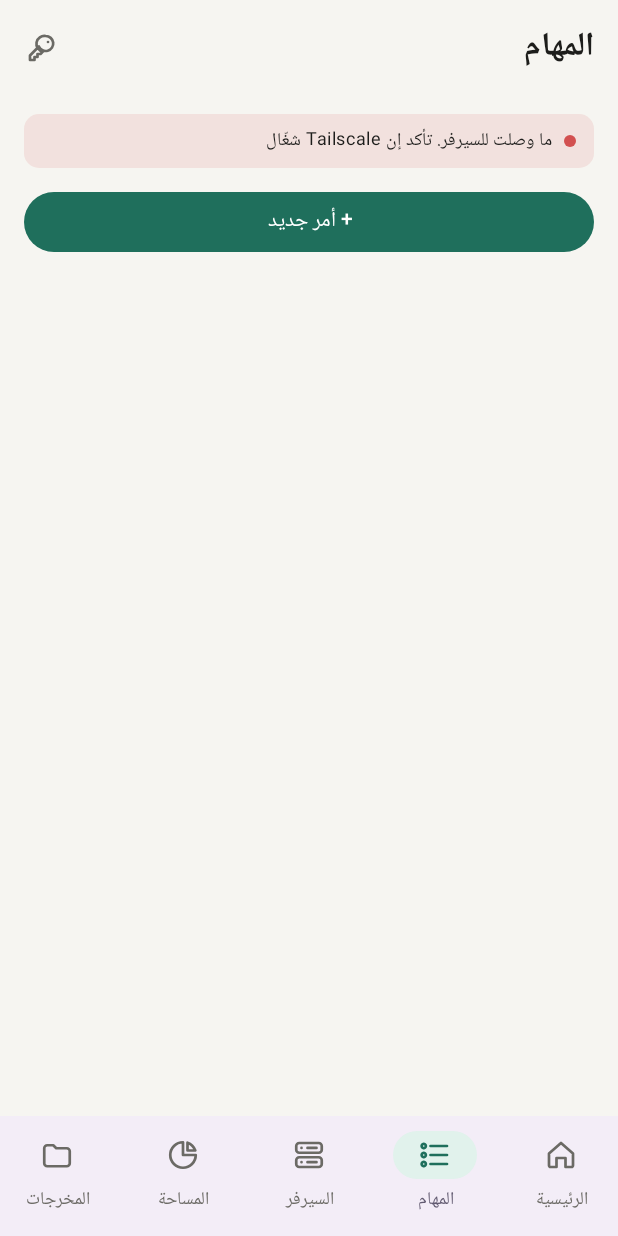
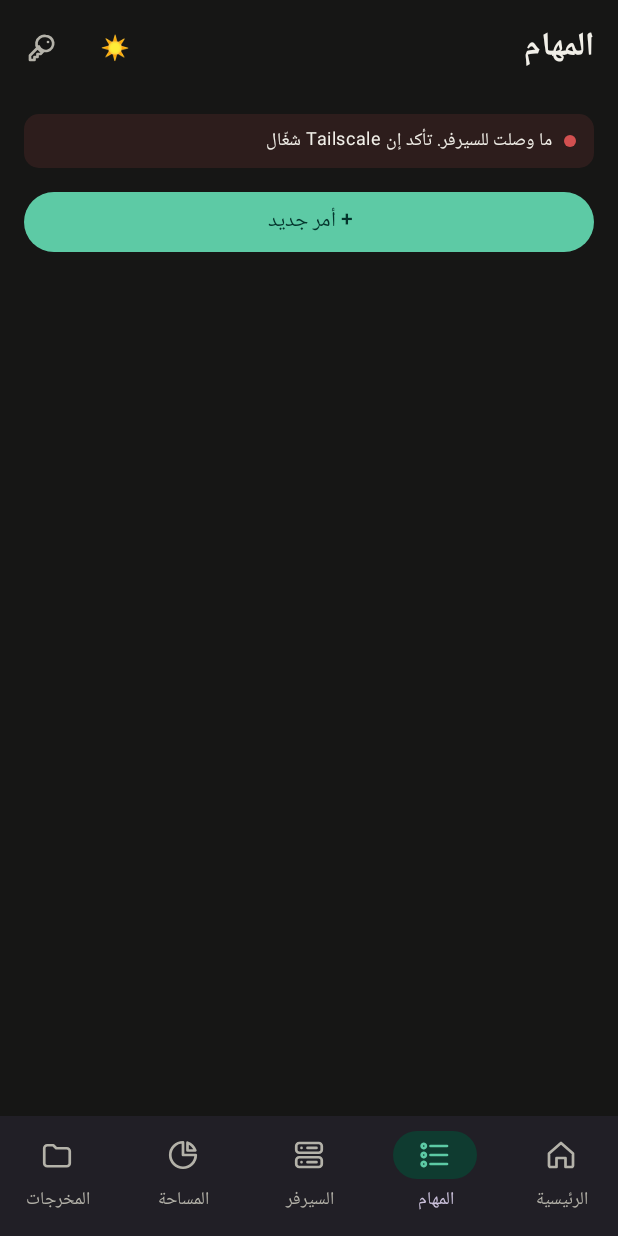
Before and after one commit to amjadoh/orch-console-android, an Android app built with Jetpack Compose: the screen it shows after launch (MainActivity), item 2 of the bottom bar chosen, on a phone screen of 412 x 824 dp. Run offline under Robolectric (Android 15) with nearby library versions, the phone set to English and light mode, and no system bars; our stand-ins replace navigation suite; pictures from the network do not load; 3 statements that could not run were skipped.

Commit message:
زر الداكن والفاتح فوق (الداكن الافتراضي ويتذكر اختيارك) مثل سيرفري القديم
Co-Authored-By: Claude Opus 5.5 <noreply@anthropic.com>

```diff
--- a/native/src/main/java/com/amjadoh/sirfari/App.kt
+++ b/native/src/main/java/com/amjadoh/sirfari/App.kt
@@ -57,7 +57,7 @@ private const val REFRESH_MS = 20_000L
  */
 @OptIn(ExperimentalMaterial3Api::class)
 @Composable
-fun SirfariApp(repo: Repo, api: Api, actions: Actions, openTask: androidx.compose.runtime.MutableState<String?>, fingerprint: @Composable () -> Unit) {
+fun SirfariApp(repo: Repo, api: Api, actions: Actions, openTask: androidx.compose.runtime.MutableState<String?>, dark: Boolean = true, onToggleDark: () -> Unit = {}, fingerprint: @Composable () -> Unit) {
     var tab by rememberSaveable { mutableStateOf(Tab.Home) }
     var showKey by rememberSaveable { mutableStateOf(false) }
     var overview by remember { mutableStateOf<Repo.Result<Overview>?>(null) }
@@ -116,6 +116,7 @@ fun SirfariApp(repo: Repo, api: Api, actions: Actions, openTask: androidx.compos
                 TopAppBar(
                     title = { Text(if (showKey) "البصمة" else tab.label, fontWeight = FontWeight.SemiBold) },
                     actions = {
+                        IconButton(onClick = onToggleDark) { Text(if (dark) "☀️" else "🌙") }
                         IconButton(onClick = { showKey = !showKey }) { Icon(SirfariIcons.Key, contentDescription = "البصمة") }
                     },
                     colors = TopAppBarDefaults.topAppBarColors(containerColor = MaterialTheme.colorScheme.background),
--- a/native/src/main/java/com/amjadoh/sirfari/MainActivity.kt
+++ b/native/src/main/java/com/amjadoh/sirfari/MainActivity.kt
@@ -54,13 +54,15 @@ class MainActivity : FragmentActivity() {
         Inbox.channels(this)
         Inbox.schedule(this)
         openTask.value = intent?.getStringExtra(Inbox.EXTRA_TASK)
+        val prefs = getSharedPreferences("ui", MODE_PRIVATE)
         setContent {
-            SirfariTheme {
+            var dark by androidx.compose.runtime.remember { androidx.compose.runtime.mutableStateOf(prefs.getBoolean("dark", true)) }
+            SirfariTheme(dark) {
                 val ask = androidx.activity.compose.rememberLauncherForActivityResult(androidx.activity.result.contract.ActivityResultContracts.RequestPermission()) {}
                 androidx.compose.runtime.LaunchedEffect(Unit) {
                     if (checkSelfPermission(android.Manifest.permission.POST_NOTIFICATIONS) != PackageManager.PERMISSION_GRANTED) ask.launch(android.Manifest.permission.POST_NOTIFICATIONS)
                 }
-                SirfariApp(repo, api, actions, openTask) { FingerprintScreen() }
+                SirfariApp(repo, api, actions, openTask, dark = dark, onToggleDark = { dark = !dark; prefs.edit().putBoolean("dark", dark).apply() }) { FingerprintScreen() }
             }
         }
     }
--- a/native/src/main/java/com/amjadoh/sirfari/Theme.kt
+++ b/native/src/main/java/com/amjadoh/sirfari/Theme.kt
@@ -31,9 +31,10 @@ private val Dark = darkColorScheme(
 )
 
 
+/** dark = null: يتبع الجوال (للاختبارات). التطبيق يمرر اختيار أمجد (الداكن الافتراضي مثل سيرفري القديم). */
 @Composable
-fun SirfariTheme(content: @Composable () -> Unit) {
-    MaterialTheme(colorScheme = if (isSystemInDarkTheme()) Dark else Light) {
+fun SirfariTheme(dark: Boolean? = null, content: @Composable () -> Unit) {
+    MaterialTheme(colorScheme = if (dark ?: isSystemInDarkTheme()) Dark else Light) {
         CompositionLocalProvider(LocalLayoutDirection provides LayoutDirection.Rtl, content = content)
     }
 }
```
